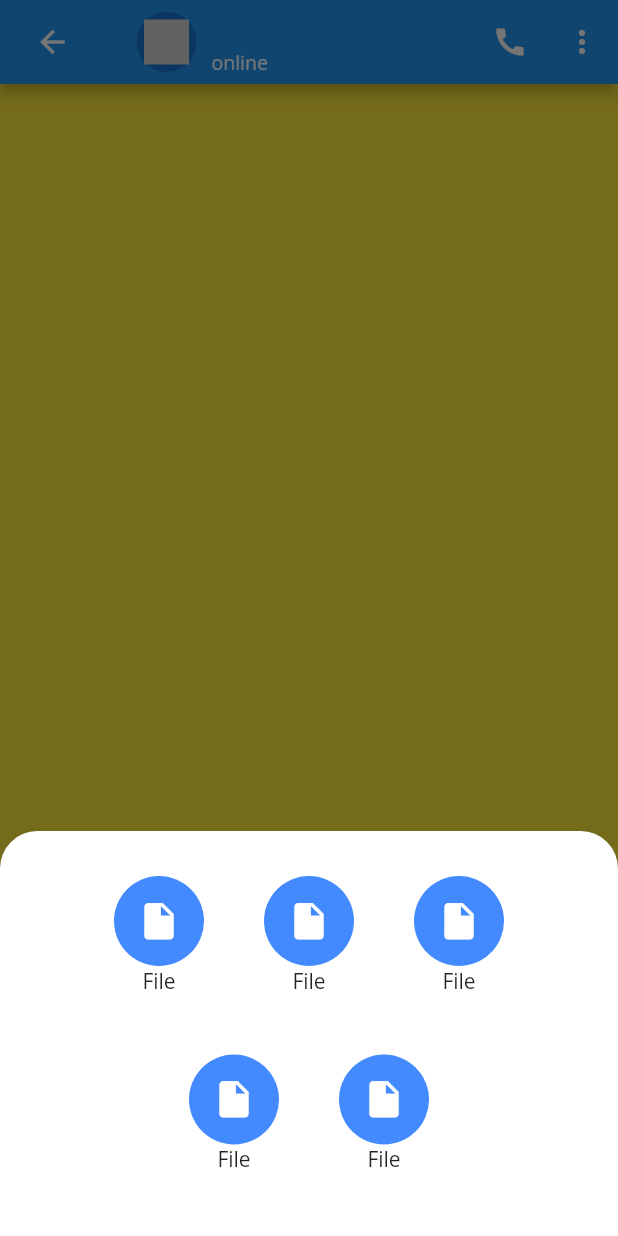
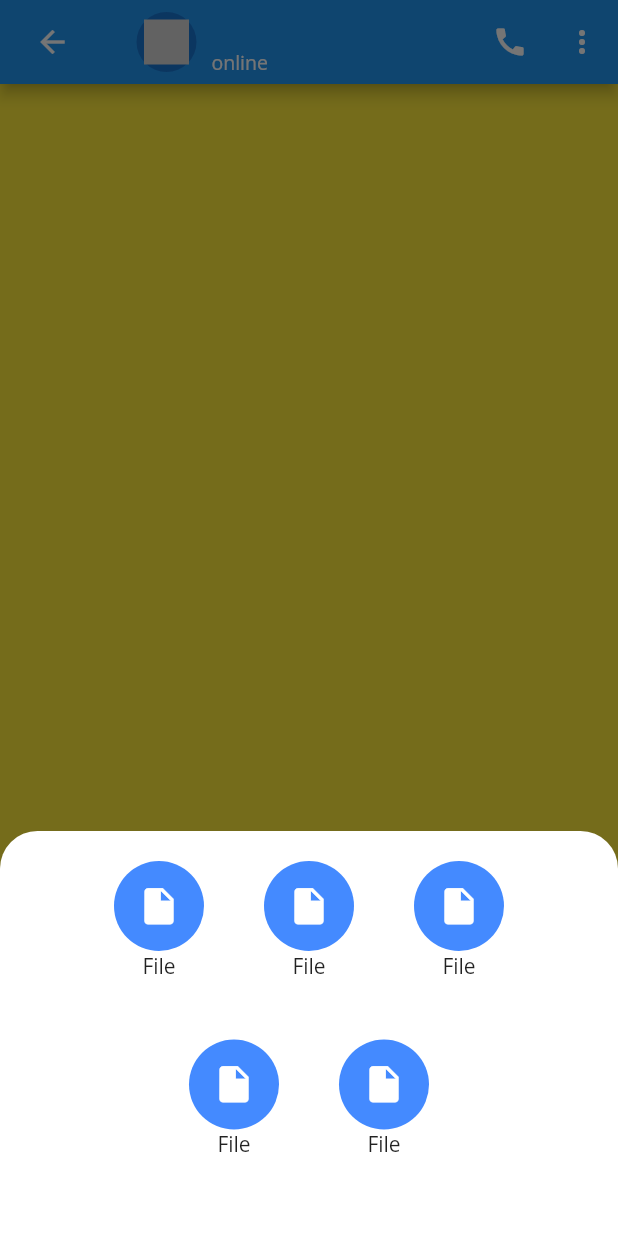
Before and after one commit to EhMaNa/chat_application, a Flutter app: the ChatPage screen opened directly with empty values, item 2 of the bottom bar chosen, on a phone screen of 412 x 824 dp. Run offline on Flutter 3.47's test engine with Material 2 defaults, Android fonts, the phone set to English and light mode, and no system bars; our stand-ins replace flutter_svg.

Commit message:
building attach file functionality

```diff
--- a/lib/screens/chatPage.dart
+++ b/lib/screens/chatPage.dart
@@ -57,7 +57,7 @@ class _ChatPageState extends State<ChatPage> {
           )
         ),
       child: Padding(
-        padding: const EdgeInsets.symmetric(horizontal: 20, vertical: 30),
+        padding: const EdgeInsets.symmetric(horizontal: 10, vertical: 20),
         child: Column(
           children: [
             Row(
@@ -86,21 +86,22 @@ class _ChatPageState extends State<ChatPage> {
   }
 
   Widget attachFileIcons (IconData icon, Color color, String name) {
-    return Column(
+    return InkWell(
+      onTap: (){},
+      child: Column(
         children: [
           CircleAvatar(
             backgroundColor: color,
             radius: 30,
-          child: IconButton(
-            onPressed: (){},
-              icon: Icon(icon,
+            child: Icon(
+              icon,
               size: 29,
               color: Colors.white,
             ),
-          )
           ),
           Text(name),
         ],
+      ),
     );
   }
 
```
Lines whose indentation alone changed are shown as unchanged.
